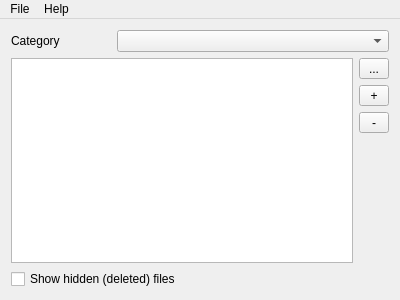
lesf0/gnome-menu-editor-qt, file mainwindow.ui: the form before one commit.
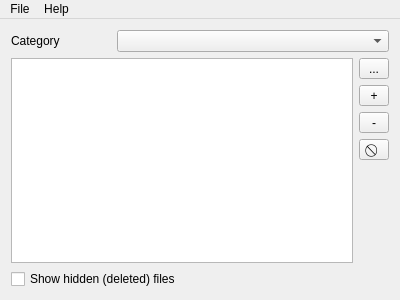
The form after the commit.

Commit message: NoDisplay button added, interface improved

```diff
--- a/mainwindow.ui
+++ b/mainwindow.ui
@@ -97,6 +97,31 @@
           <property name="text">
            <string>-</string>
           </property>
+          <property name="checkable">
+           <bool>true</bool>
+          </property>
+          <property name="checked">
+           <bool>false</bool>
+          </property>
+         </widget>
+        </item>
+        <item>
+         <widget class="QToolButton" name="buttonVisItem">
+          <property name="minimumSize">
+           <size>
+            <width>30</width>
+            <height>0</height>
+           </size>
+          </property>
+          <property name="toolTip">
+           <string>Display</string>
+          </property>
+          <property name="text">
+           <string>⃠</string>
+          </property>
+          <property name="checkable">
+           <bool>true</bool>
+          </property>
          </widget>
         </item>
         <item>
```
Left out of the diff: 18 changed lines with no effect on the pictures. The commit also changes 4 other files.
